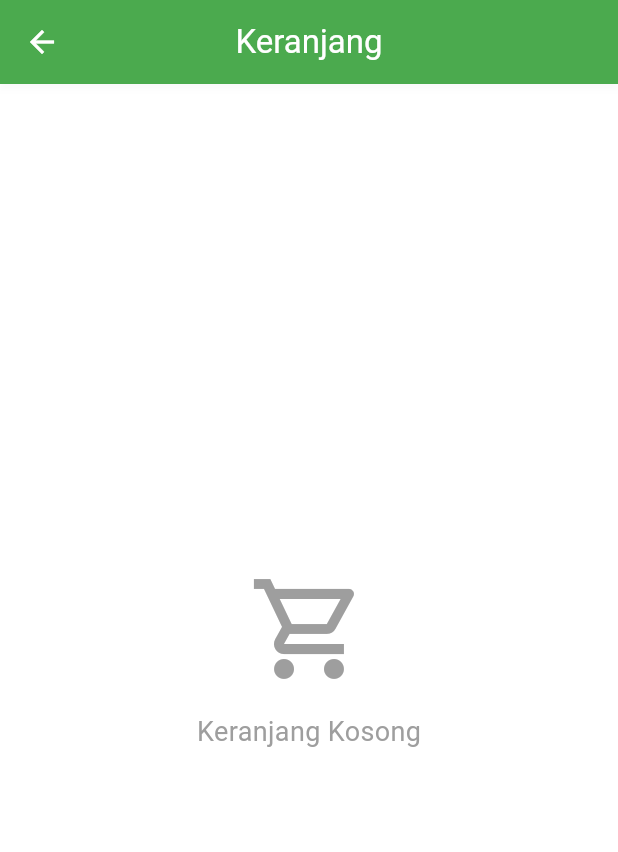
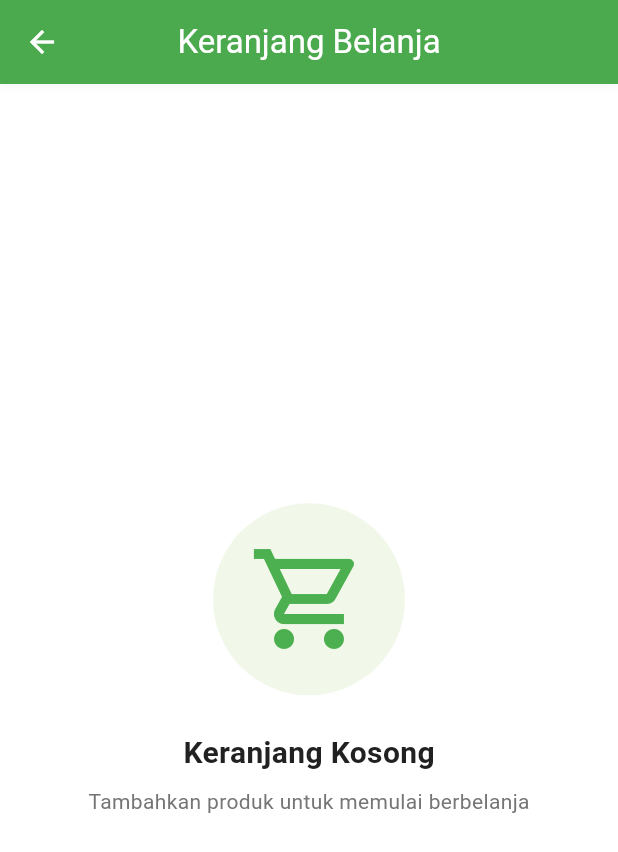
Before and after one commit to AryaPramudya898/uts_1123150004, a Flutter app: the CartPage screen opened directly, on a phone screen of 412 x 824 dp. Shown: the top 852 px of the screen. Run offline on Flutter 3.47's test engine with Material 3 defaults, Android fonts, the phone set to English and light mode, and no system bars; our stand-ins replace dio, email_validator, equatable, firebase_auth, firebase_core, flutter_secure_storage and 2 more; accounts and stored records are empty.

Commit message:
feat: desain ulang cart page dengan antarmuka hijau muda dan putih

```diff
--- a/lib/features/cart/presentation/pages/cart_page.dart
+++ b/lib/features/cart/presentation/pages/cart_page.dart
@@ -1,5 +1,6 @@
 import 'package:flutter/material.dart';
 import 'package:provider/provider.dart';
+import 'package:uts_1123150004/core/constants/app_colors.dart';
 import '../providers/cart_provider.dart';
 import 'checkout_page.dart';
 
@@ -10,8 +11,9 @@ class CartPage extends StatelessWidget {
   Widget build(BuildContext context) {
     return Scaffold(
       appBar: AppBar(
-        title: const Text('Keranjang'),
+        title: const Text('Keranjang Belanja'),
         centerTitle: true,
+        elevation: 2,
       ),
       body: Consumer<CartProvider>(
         builder: (context, cartProvider, _) {
@@ -20,11 +22,34 @@ class CartPage extends StatelessWidget {
               child: Column(
                 mainAxisAlignment: MainAxisAlignment.center,
                 children: [
-                  Icon(Icons.shopping_cart_outlined, size: 80, color: Colors.grey),
-                  const SizedBox(height: 16),
+                  Container(
+                    padding: const EdgeInsets.all(24),
+                    decoration: BoxDecoration(
+                      color: AppColors.lightGreen50,
+                      shape: BoxShape.circle,
+                    ),
+                    child: const Icon(
+                      Icons.shopping_cart_outlined,
+                      size: 80,
+                      color: AppColors.primary,
+                    ),
+                  ),
+                  const SizedBox(height: 24),
                   const Text(
                     'Keranjang Kosong',
-                    style: TextStyle(fontSize: 18, color: Colors.grey),
+                    style: TextStyle(
+                      fontSize: 20,
+                      fontWeight: FontWeight.bold,
+                      color: AppColors.textPrimary,
+                    ),
+                  ),
+                  const SizedBox(height: 8),
+                  Text(
+                    'Tambahkan produk untuk memulai berbelanja',
+                    style: TextStyle(
+                      fontSize: 14,
+                      color: AppColors.textSecondary,
+                    ),
                   ),
                 ],
               ),
@@ -35,26 +60,38 @@ class CartPage extends StatelessWidget {
             children: [
               Expanded(
                 child: ListView.builder(
+                  padding: const EdgeInsets.all(12),
                   itemCount: cartProvider.items.length,
                   itemBuilder: (context, index) {
                     final item = cartProvider.items[index];
                     return Card(
-                      margin: const EdgeInsets.symmetric(horizontal: 16, vertical: 8),
+                      margin: const EdgeInsets.symmetric(vertical: 8),
+                      elevation: 2,
+                      shape: RoundedRectangleBorder(
+                        borderRadius: BorderRadius.circular(12),
+                      ),
                       child: Padding(
                         padding: const EdgeInsets.all(12),
                         child: Row(
                           children: [
                             // Product Image Placeholder
                             Container(
-                              width: 80,
-                              height: 80,
+                              width: 90,
+                              height: 90,
                               decoration: BoxDecoration(
-                                color: Colors.grey[300],
+                                color: AppColors.lightGreen50,
                                 borderRadius: BorderRadius.circular(8),
                               ),
                               child: item.imageUrl != null
-                                  ? Image.network(item.imageUrl!, fit: BoxFit.cover)
-                                  : const Icon(Icons.image, color: Colors.grey),
+                                  ? Image.network(
+                                      item.imageUrl!,
+                                      fit: BoxFit.cover,
+                                    )
+                                  : const Icon(
+                                      Icons.image,
+                                      color: AppColors.primary,
+                                      size: 40,
+                                    ),
                             ),
                             const SizedBox(width: 12),
                             // Product Details
@@ -67,21 +104,34 @@ class CartPage extends StatelessWidget {
                                     style: const TextStyle(
                                       fontSize: 16,
                                       fontWeight: FontWeight.bold,
+                                      color: AppColors.textPrimary,
                                     ),
+                                    maxLines: 2,
+                                    overflow: TextOverflow.ellipsis,
                                   ),
-                                  const SizedBox(height: 4),
+                                  const SizedBox(height: 6),
                                   Text(
                                     'Rp ${item.price.toStringAsFixed(0)}',
-                                    style: TextStyle(
-                                      fontSize: 14,
-                                      color: Colors.grey[600],
+                                    style: const TextStyle(
+                                      fontSize: 13,
+                                      color: AppColors.textSecondary,
                                     ),
                                   ),
                                   const SizedBox(height: 8),
-                                  Row(
+                                  // Quantity Controls
+                                  Container(
+                                    decoration: BoxDecoration(
+                                      border: Border.all(
+                                        color: AppColors.lightGreen100,
+                                        width: 1,
+                                      ),
+                                      borderRadius: BorderRadius.circular(6),
+                                    ),
+                                    child: Row(
+                                      mainAxisSize: MainAxisSize.min,
                                       children: [
-                                      IconButton(
-                                        onPressed: () {
+                                        InkWell(
+                                          onTap: () {
                                             if (item.quantity > 1) {
                                               cartProvider.updateItemQuantity(
                                                 item.productId,
@@ -89,56 +139,86 @@ class CartPage extends StatelessWidget {
                                               );
                                             }
                                           },
-                                        icon: const Icon(Icons.remove),
-                                        iconSize: 20,
-                                        padding: EdgeInsets.zero,
-                                        constraints: const BoxConstraints(),
+                                          child: const Padding(
+                                            padding: EdgeInsets.symmetric(
+                                              horizontal: 8,
+                                              vertical: 4,
+                                            ),
+                                            child: Icon(
+                                              Icons.remove,
+                                              size: 18,
+                                              color: AppColors.primary,
+                                            ),
+                                          ),
                                         ),
                                         SizedBox(
-                                        width: 40,
+                                          width: 35,
                                           child: Text(
                                             '${item.quantity}',
                                             textAlign: TextAlign.center,
-                                          style: const TextStyle(fontSize: 14),
+                                            style: const TextStyle(
+                                              fontSize: 14,
+                                              fontWeight: FontWeight.w600,
+                                              color: AppColors.textPrimary,
                                             ),
                                           ),
-                                      IconButton(
-                                        onPressed: () {
+                                        ),
+                                        InkWell(
+                                          onTap: () {
                                             cartProvider.updateItemQuantity(
                                               item.productId,
                                               item.quantity + 1,
                                             );
                                           },
-                                        icon: const Icon(Icons.add),
-                                        iconSize: 20,
-                                        padding: EdgeInsets.zero,
-                                        constraints: const BoxConstraints(),
+                                          child: const Padding(
+                                            padding: EdgeInsets.symmetric(
+                                              horizontal: 8,
+                                              vertical: 4,
                                             ),
-                                    ],
+                                            child: Icon(
+                                              Icons.add,
+                                              size: 18,
+                                              color: AppColors.primary,
+                                            ),
+                                          ),
                                         ),
                                       ],
                                     ),
                                   ),
-                            // Delete Button
+                                ],
+                              ),
+                            ),
+                            const SizedBox(width: 12),
+                            // Total Price & Delete
                             Column(
                               mainAxisAlignment: MainAxisAlignment.spaceBetween,
+                              crossAxisAlignment: CrossAxisAlignment.end,
                               children: [
                                 Text(
                                   'Rp ${item.totalPrice.toStringAsFixed(0)}',
                                   style: const TextStyle(
                                     fontSize: 14,
                                     fontWeight: FontWeight.bold,
+                                    color: AppColors.primary,
                                   ),
                                 ),
-                                const SizedBox(height: 8),
-                                IconButton(
-                                  onPressed: () {
+                                const SizedBox(height: 16),
+                                InkWell(
+                                  onTap: () {
                                     cartProvider.removeItem(item.productId);
                                   },
-                                  icon: const Icon(Icons.delete, color: Colors.red),
-                                  iconSize: 20,
-                                  padding: EdgeInsets.zero,
-                                  constraints: const BoxConstraints(),
+                                  child: Container(
+                                    padding: const EdgeInsets.all(4),
+                                    decoration: BoxDecoration(
+                                      color: Colors.red.shade50,
+                                      shape: BoxShape.circle,
+                                    ),
+                                    child: const Icon(
+                                      Icons.delete_outline,
+                                      color: Colors.red,
+                                      size: 20,
+                                    ),
+                                  ),
                                 ),
                               ],
                             ),
@@ -153,31 +233,74 @@ class CartPage extends StatelessWidget {
               Container(
                 padding: const EdgeInsets.all(16),
                 decoration: BoxDecoration(
-                  color: Colors.grey[100],
-                  border: Border(top: BorderSide(color: Colors.grey[300]!)),
+                  color: Colors.white,
+                  border: Border(
+                    top: BorderSide(
+                      color: AppColors.border,
+                      width: 1,
+                    ),
+                  ),
+                  boxShadow: [
+                    BoxShadow(
+                      color: Colors.black.withOpacity(0.08),
+                      offset: const Offset(0, -2),
+                      blurRadius: 8,
+                    ),
+                  ],
                 ),
                 child: Column(
                   crossAxisAlignment: CrossAxisAlignment.stretch,
                   children: [
+                    // Summary Details
+                    Row(
+                      mainAxisAlignment: MainAxisAlignment.spaceBetween,
+                      children: [
+                        const Text(
+                          'Total Item:',
+                          style: TextStyle(
+                            fontSize: 14,
+                            color: AppColors.textSecondary,
+                          ),
+                        ),
+                        Text(
+                          '${cartProvider.itemCount}',
+                          style: const TextStyle(
+                            fontSize: 14,
+                            fontWeight: FontWeight.w600,
+                            color: AppColors.textPrimary,
+                          ),
+                        ),
+                      ],
+                    ),
+                    const SizedBox(height: 8),
+                    Divider(
+                      color: AppColors.divider,
+                      height: 1,
+                    ),
+                    const SizedBox(height: 8),
                     Row(
                       mainAxisAlignment: MainAxisAlignment.spaceBetween,
                       children: [
                         const Text(
                           'Total Harga:',
-                          style: TextStyle(fontSize: 16, fontWeight: FontWeight.bold),
+                          style: TextStyle(
+                            fontSize: 16,
+                            fontWeight: FontWeight.bold,
+                            color: AppColors.textPrimary,
+                          ),
                         ),
                         Text(
                           'Rp ${cartProvider.totalPrice.toStringAsFixed(0)}',
                           style: const TextStyle(
                             fontSize: 16,
                             fontWeight: FontWeight.bold,
-                            color: Colors.green,
+                            color: AppColors.primary,
                           ),
                         ),
                       ],
                     ),
-                    const SizedBox(height: 12),
-                    ElevatedButton(
+                    const SizedBox(height: 16),
+                    ElevatedButton.icon(
                       onPressed: () {
                         Navigator.push(
                           context,
@@ -186,13 +309,18 @@ class CartPage extends StatelessWidget {
                           ),
                         );
                       },
+                      icon: const Icon(Icons.shopping_bag_outlined),
+                      label: const Text(
+                        'Lanjut ke Checkout',
+                        style: TextStyle(fontSize: 16),
+                      ),
                       style: ElevatedButton.styleFrom(
-                        backgroundColor: Colors.blue,
-                        padding: const EdgeInsets.symmetric(vertical: 16),
+                        backgroundColor: AppColors.primary,
+                        foregroundColor: Colors.white,
+                        padding: const EdgeInsets.symmetric(vertical: 14),
+                        shape: RoundedRectangleBorder(
+                          borderRadius: BorderRadius.circular(8),
                         ),
-                      child: const Text(
-                        'Lanjut ke Checkout',
-                        style: TextStyle(fontSize: 16, color: Colors.white),
                       ),
                     ),
                   ],
```
Lines whose indentation alone changed are shown as unchanged.
